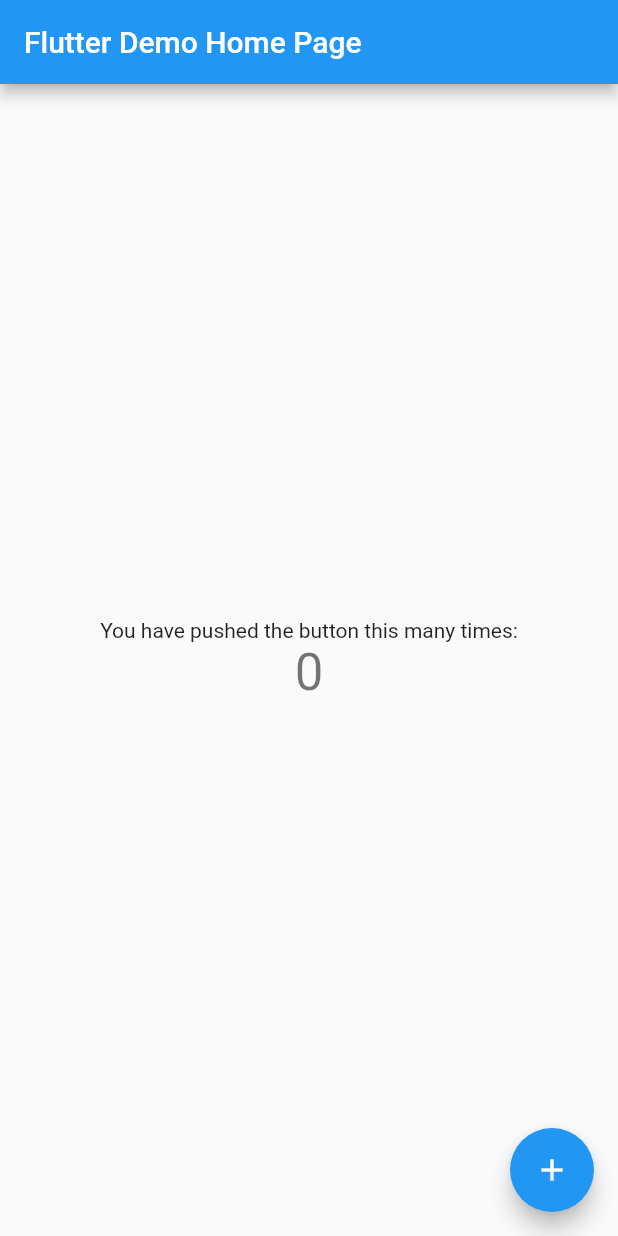
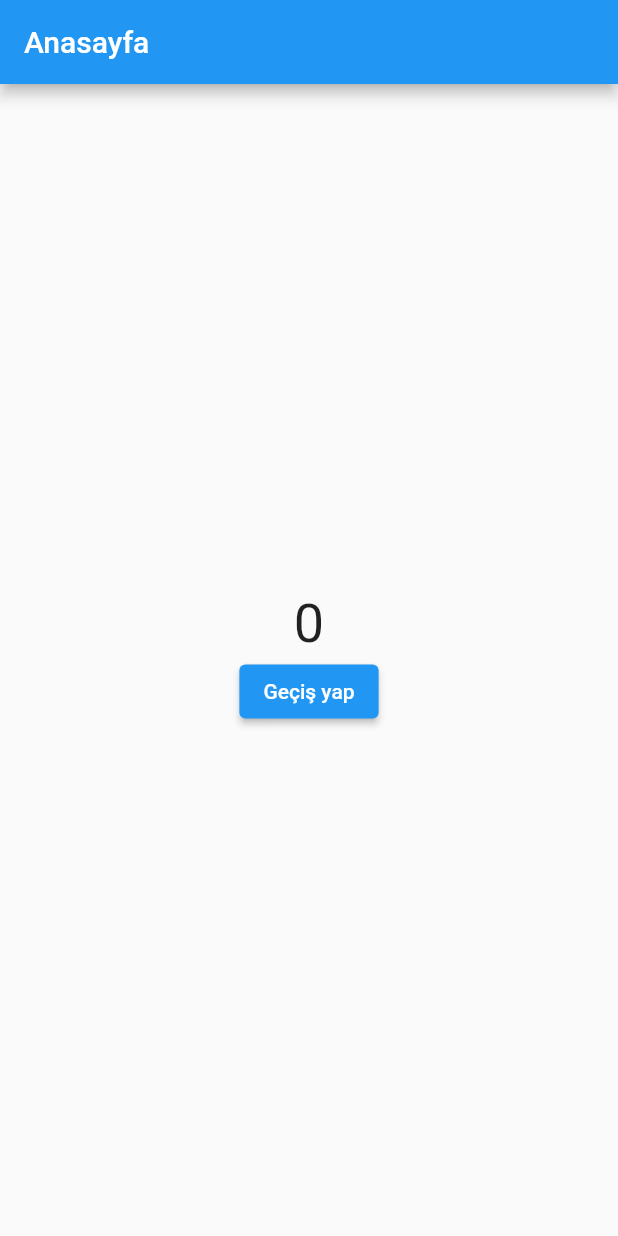
Before and after one commit to mehmetdogukan97/bloc_usage, a Flutter app: the screen it shows after launch, on a phone screen of 412 x 824 dp. Run offline on Flutter 3.47's test engine with Material 2 defaults, Android fonts, the phone set to English and light mode, and no system bars; our stand-ins replace flutter_bloc.

```diff
--- /dev/null
+++ b/lib/SayacCubit.dart
@@ -0,0 +1,16 @@
+
+import 'package:flutter_bloc/flutter_bloc.dart';
+class SayacCubit extends Cubit<int>{
+  SayacCubit() : super(0);
+
+  void sayacArttir(){
+    int sayac = state + 1;
+    emit(sayac);
+  }
+
+  void sayacAzalt(int miktar){
+    int sayac = state - miktar;
+    emit(sayac);
+  }
+
+}
--- a/lib/main.dart
+++ b/lib/main.dart
@@ -1,115 +1,64 @@
+import 'package:bloc_usage/IkinciSayfa.dart';
+import 'package:bloc_usage/SayacCubit.dart';
 import 'package:flutter/material.dart';
-
+import 'package:flutter_bloc/flutter_bloc.dart';
 void main() {
-  runApp(const MyApp());
+  runApp( MyApp());
 }
 
 class MyApp extends StatelessWidget {
-  const MyApp({Key? key}) : super(key: key);
 
   // This widget is the root of your application.
   @override
   Widget build(BuildContext context) {
-    return MaterialApp(
-      title: 'Flutter Demo',
-      theme: ThemeData(
-        // This is the theme of your application.
-        //
-        // Try running your application with "flutter run". You'll see the
-        // application has a blue toolbar. Then, without quitting the app, try
-        // changing the primarySwatch below to Colors.green and then invoke
-        // "hot reload" (press "r" in the console where you ran "flutter run",
-        // or simply save your changes to "hot reload" in a Flutter IDE).
-        // Notice that the counter didn't reset back to zero; the application
-        // is not restarted.
-        primarySwatch: Colors.blue,
-      ),
-      home: const MyHomePage(title: 'Flutter Demo Home Page'),
+    return MultiBlocProvider(
+      providers: [
+        BlocProvider(create: (context) => SayacCubit()),
+      ],
+      child: MaterialApp(
+          title: 'Flutter Demo',
+          theme: ThemeData(
+
+            primarySwatch: Colors.blue,
+          ),
+          home: AnaSayfa(),
+        ),
     );
   }
 }
 
-class MyHomePage extends StatefulWidget {
-  const MyHomePage({Key? key, required this.title}) : super(key: key);
-
-  // This widget is the home page of your application. It is stateful, meaning
-  // that it has a State object (defined below) that contains fields that affect
-  // how it looks.
-
-  // This class is the configuration for the state. It holds the values (in this
-  // case the title) provided by the parent (in this case the App widget) and
-  // used by the build method of the State. Fields in a Widget subclass are
-  // always marked "final".
-
-  final String title;
-
-  @override
-  State<MyHomePage> createState() => _MyHomePageState();
-}
-
-class _MyHomePageState extends State<MyHomePage> {
-  int _counter = 0;
-
-  void _incrementCounter() {
-    setState(() {
-      // This call to setState tells the Flutter framework that something has
-      // changed in this State, which causes it to rerun the build method below
-      // so that the display can reflect the updated values. If we changed
-      // _counter without calling setState(), then the build method would not be
-      // called again, and so nothing would appear to happen.
-      _counter++;
-    });
-  }
-
+class AnaSayfa extends StatelessWidget {
   @override
   Widget build(BuildContext context) {
-    // This method is rerun every time setState is called, for instance as done
-    // by the _incrementCounter method above.
-    //
-    // The Flutter framework has been optimized to make rerunning build methods
-    // fast, so that you can just rebuild anything that needs updating rather
-    // than having to individually change instances of widgets.
     return Scaffold(
       appBar: AppBar(
-        // Here we take the value from the MyHomePage object that was created by
-        // the App.build method, and use it to set our appbar title.
-        title: Text(widget.title),
+        title: Text("Anasayfa"),
       ),
       body: Center(
-        // Center is a layout widget. It takes a single child and positions it
-        // in the middle of the parent.
         child: Column(
-          // Column is also a layout widget. It takes a list of children and
-          // arranges them vertically. By default, it sizes itself to fit its
-          // children horizontally, and tries to be as tall as its parent.
-          //
-          // Invoke "debug painting" (press "p" in the console, choose the
-          // "Toggle Debug Paint" action from the Flutter Inspector in Android
-          // Studio, or the "Toggle Debug Paint" command in Visual Studio Code)
-          // to see the wireframe for each widget.
-          //
-          // Column has various properties to control how it sizes itself and
-          // how it positions its children. Here we use mainAxisAlignment to
-          // center the children vertically; the main axis here is the vertical
-          // axis because Columns are vertical (the cross axis would be
-          // horizontal).
           mainAxisAlignment: MainAxisAlignment.center,
           children: <Widget>[
-            const Text(
-              'You have pushed the button this many times:',
-            ),
-            Text(
-              '$_counter',
-              style: Theme.of(context).textTheme.headline4,
+            BlocBuilder<SayacCubit,int>(builder: (context,sayacDegeri){
+              return Text(
+                "$sayacDegeri",
+                style: TextStyle(fontSize: 36),
+              );
+            }),
+
+            ElevatedButton(
+              onPressed: () {
+                Navigator.push(
+                  context,
+                  MaterialPageRoute(
+                    builder: (context) => IkinciSayfa(),
+                  ),
+                );
+              },
+              child: Text("Geçiş yap"),
             ),
           ],
         ),
       ),
-      floatingActionButton: FloatingActionButton(
-        onPressed: _incrementCounter,
-        tooltip: 'Increment',
-        child: const Icon(Icons.add),
-      ), // This trailing comma makes auto-formatting nicer for build methods.
     );
   }
 }
--- a/pubspec.yaml
+++ b/pubspec.yaml
@@ -18,7 +18,7 @@ publish_to: 'none' # Remove this line if you wish to publish to pub.dev
 version: 1.0.0+1
 
 environment:
-  sdk: ">=2.16.0 <3.0.0"
+  sdk: ">=2.11.0 <3.0.0"
 
 # Dependencies specify other packages that your package needs in order to work.
 # To automatically upgrade your package dependencies to the latest versions
@@ -34,6 +34,7 @@ dependencies:
   # The following adds the Cupertino Icons font to your application.
   # Use with the CupertinoIcons class for iOS style icons.
   cupertino_icons: ^1.0.2
+  flutter_bloc: ^6.1.1
 
 dev_dependencies:
   flutter_test:
```
Also changed, not shown: lib/IkinciSayfa.dart (added, +43 -0 lines), pubspec.lock.
